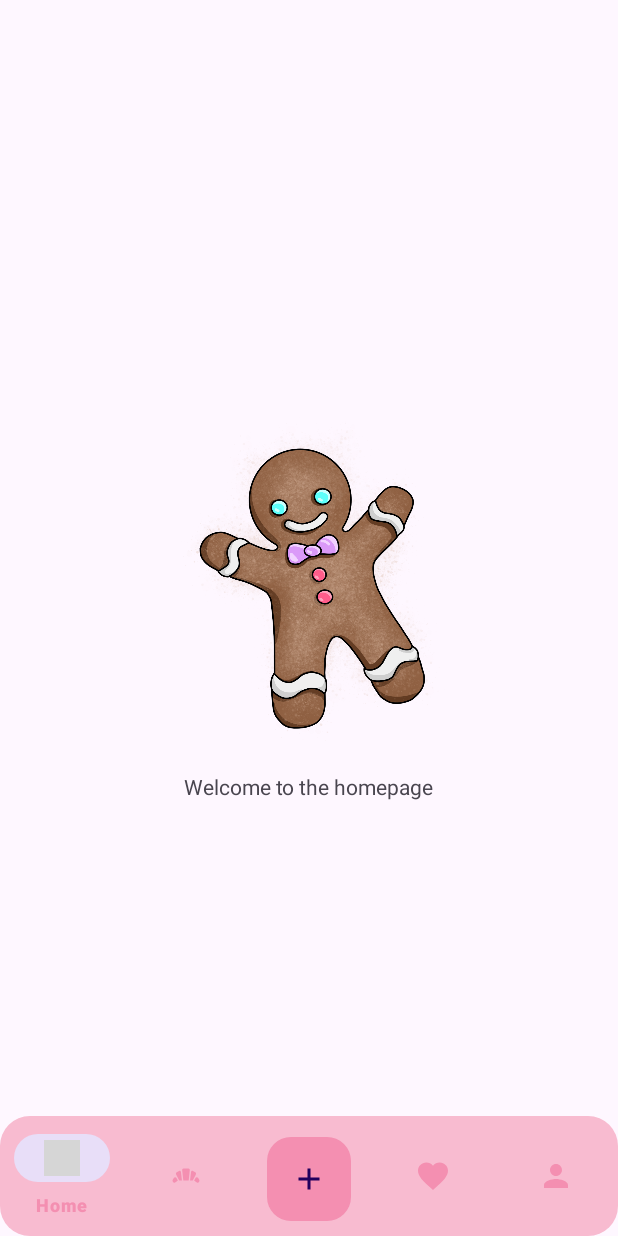
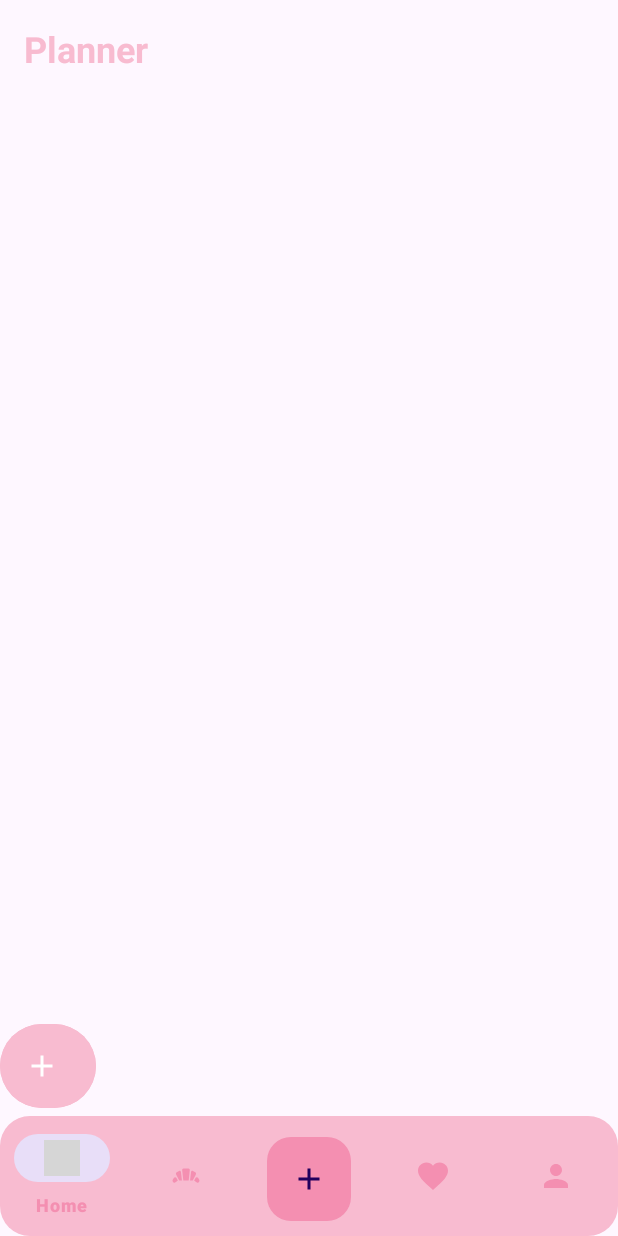
Before and after one commit to ErsekBeatriceAdrienne/Android_2024, an Android app: the screen it shows after launch (MainActivity), on a phone screen of 412 x 824 dp. Run offline under Robolectric (Android 15) with nearby library versions, the phone set to English and light mode, and no system bars; our stand-ins replace Room's generated code; grey boxes are pictures that could not be loaded.

Commit message:
labor 9 done

```diff
--- /dev/null
+++ b/android-project/app/src/main/java/com/tasty/recipesapp/adapters/TodoAdapter.kt
@@ -0,0 +1,64 @@
+package com.tasty.recipesapp.adapters
+
+import android.util.Log
+import android.view.LayoutInflater
+import android.view.View
+import android.view.ViewGroup
+import android.widget.CheckBox
+import android.widget.EditText
+import androidx.recyclerview.widget.RecyclerView
+import com.tasty.recipesapp.R
+
+class TodoAdapter(
+    private var todos: MutableList<String>,
+    private val onTodoUpdate: (String, Int) -> Unit,
+    private val onTodoComplete: (Int) -> Unit
+) : RecyclerView.Adapter<TodoAdapter.TodoViewHolder>() {
+
+    inner class TodoViewHolder(itemView: View) : RecyclerView.ViewHolder(itemView) {
+        private val editText: EditText = itemView.findViewById(R.id.editTextTodo)
+        private val checkBox: CheckBox = itemView.findViewById(R.id.checkBoxTodo)
+
+        fun bind(todo: String, position: Int) {
+            editText.setText(todo)
+            checkBox.isChecked = false
+
+            // Listen for focus changes on the EditText
+            editText.setOnFocusChangeListener { _, hasFocus ->
+                if (!hasFocus) {
+                    val updatedText = editText.text.toString()
+                    if (updatedText.isBlank()) {
+                        // Ha üres a todo, akkor nem frissítjük
+                        return@setOnFocusChangeListener
+                    }
+                    onTodoUpdate(updatedText, position)  // Update todo when focus is lost
+                }
+            }
+
+            // Listen for checkbox status changes
+            checkBox.setOnCheckedChangeListener { _, isChecked ->
+                if (isChecked) {
+                    onTodoComplete(position)  // Complete the todo if checked
+                }
+            }
+        }
+    }
+
+
+    override fun onCreateViewHolder(parent: ViewGroup, viewType: Int): TodoViewHolder {
+        val view = LayoutInflater.from(parent.context).inflate(R.layout.item_todo, parent, false)
+        return TodoViewHolder(view)
+    }
+
+    override fun onBindViewHolder(holder: TodoViewHolder, position: Int) {
+        holder.bind(todos[position], position)
+    }
+
+    override fun getItemCount(): Int = todos.size
+
+    // Update todos after changes
+    fun updateTodos(newTodos: List<String>) {
+        todos = newTodos.toMutableList()
+        notifyDataSetChanged()
+    }
+}
--- a/android-project/app/src/main/java/com/tasty/recipesapp/database/dao/RecipeDao.kt
+++ b/android-project/app/src/main/java/com/tasty/recipesapp/database/dao/RecipeDao.kt
@@ -4,6 +4,7 @@ import androidx.room.Dao
 import androidx.room.Delete
 import androidx.room.Insert
 import androidx.room.Query
+import androidx.room.Update
 import com.tasty.recipesapp.database.entities.RecipeEntity
 
 @Dao
@@ -19,6 +20,8 @@ interface RecipeDao
     suspend fun getRecipeCount(): Int
     @Query("DELETE FROM recipe WHERE internalId = :recipeID")
     suspend fun deleteRecipeById(recipeID: Int)
+    @Update
+    suspend fun update(recipe: RecipeEntity)
     @Delete
     suspend fun deleteRecipe(recipe: RecipeEntity)
 }
--- /dev/null
+++ b/android-project/app/src/main/java/com/tasty/recipesapp/models/home/HomeViewModel.kt
@@ -0,0 +1,56 @@
+package com.tasty.recipesapp.models.home
+
+import android.app.Application
+import android.util.Log
+import androidx.lifecycle.AndroidViewModel
+import androidx.lifecycle.MutableLiveData
+import androidx.lifecycle.viewModelScope
+import kotlinx.coroutines.launch
+import com.tasty.recipesapp.repository.TodoRepository
+import kotlinx.coroutines.Job
+import kotlinx.coroutines.delay
+
+class HomeViewModel(application: Application) : AndroidViewModel(application) {
+    private val todoRepository = TodoRepository(application)
+    val todos = MutableLiveData<List<String>>()
+
+    init {
+        loadTodos()
+    }
+
+    fun loadTodos() {
+        viewModelScope.launch {
+            todos.postValue(todoRepository.loadTodos())
+        }
+    }
+
+    // Új todo hozzáadása
+    fun addTodo(todoText: String) {
+        val todosList = todos.value?.toMutableList() ?: mutableListOf()
+        todosList.add(todoText)  // Add the new todo text
+        todos.value = todosList.toList()
+
+        // Persist to repository
+        todoRepository.addTodo(todoText)
+    }
+
+    // Todo frissítése
+    fun updateTodo(updatedText: String, position: Int) {
+        val todosList = todos.value?.toMutableList() ?: return
+        if (position in todosList.indices) {
+            todosList[position] = updatedText
+            todos.value = todosList.toList()
+        }
+        todoRepository.updateTodo(updatedText, position)
+    }
+
+    // Todo kijelölésének kezelése (complete)
+    fun completeTodo(position: Int) {
+        val todosList = todos.value?.toMutableList() ?: return
+        if (position in todosList.indices) {
+            todosList.removeAt(position)
+            todos.value = todosList
+        }
+        todoRepository.completeTodo(position)
+    }
+}
--- /dev/null
+++ b/android-project/app/src/main/java/com/tasty/recipesapp/models/home/HomeViewModelFactory.kt
@@ -0,0 +1,11 @@
+package com.tasty.recipesapp.models.home
+
+import android.app.Application
+import androidx.lifecycle.ViewModel
+import androidx.lifecycle.ViewModelProvider
+
+class HomeViewModelFactory(private val application: Application) : ViewModelProvider.Factory {
+    override fun <T : ViewModel> create(modelClass: Class<T>): T {
+        return HomeViewModel(application) as T
+    }
+}
--- a/android-project/app/src/main/java/com/tasty/recipesapp/repository/LocalRepository.kt
+++ b/android-project/app/src/main/java/com/tasty/recipesapp/repository/LocalRepository.kt
@@ -64,6 +64,10 @@ class LocalRepository(private val recipeDao: RecipeDao, private val favoriteDao:
         favoriteDao.addFavorite(favorite)
     }
 
+    suspend fun updateRecipe(recipe: RecipeModel) {
+        recipeDao.update(recipe.toEntity())
+    }
+
     suspend fun removeFavorite(recipeId: Long) {
         favoriteDao.removeFavoriteByRecipeId(recipeId)
     }
--- a/android-project/app/src/main/java/com/tasty/recipesapp/ui/addrecipe/AddNewRecipeFragment.kt
+++ b/android-project/app/src/main/java/com/tasty/recipesapp/ui/addrecipe/AddNewRecipeFragment.kt
@@ -180,7 +180,10 @@ class AddNewRecipeFragment : Fragment() {
 
         val thumbnailUrl = thumbnailUrlEditText.text.toString()
         val keywords = keywordsEditText.text.toString()
-        val isPublic = isPublicCheckbox.isChecked
+
+        var isPublic : Boolean = if (isPublicCheckbox.isChecked) true
+        else false
+
         val userEmail = userEmailEditText.text.toString()
         val originalVideoUrl = originalVideoUrlEditText.text.toString()
         val country = countryEditText.text.toString()
--- a/android-project/app/src/main/java/com/tasty/recipesapp/ui/home/HomeFragment.kt
+++ b/android-project/app/src/main/java/com/tasty/recipesapp/ui/home/HomeFragment.kt
@@ -1,24 +1,96 @@
 package com.tasty.recipesapp.ui.home
 
+import android.app.AlertDialog
 import android.os.Bundle
+import android.util.Log
 import androidx.fragment.app.Fragment
 import android.view.LayoutInflater
 import android.view.View
 import android.view.ViewGroup
+import android.widget.Button
+import android.widget.EditText
+import android.widget.Toast
+import androidx.lifecycle.ViewModelProvider
+import androidx.recyclerview.widget.LinearLayoutManager
+import androidx.recyclerview.widget.RecyclerView
 import com.tasty.recipesapp.R
+import com.tasty.recipesapp.adapters.TodoAdapter
+import com.tasty.recipesapp.models.home.HomeViewModel
+import com.tasty.recipesapp.models.home.HomeViewModelFactory
 
-class HomeFragment : Fragment()
-{
-    override fun onCreate(savedInstanceState: Bundle?)
-    {
-        super.onCreate(savedInstanceState)
-    }
+class HomeFragment : Fragment() {
+    private lateinit var todoAdapter: TodoAdapter
+    private lateinit var homeViewModel: HomeViewModel
 
     override fun onCreateView(
         inflater: LayoutInflater, container: ViewGroup?,
         savedInstanceState: Bundle?
     ): View? {
-        return inflater.inflate(R.layout.fragment_home, container, false)
+        val view = inflater.inflate(R.layout.fragment_home, container, false)
+
+        // ViewModel inicializálása
+        homeViewModel = ViewModelProvider(
+            this,
+            HomeViewModelFactory(requireActivity().application)
+        ).get(HomeViewModel::class.java)
+
+        // RecyclerView beállítása
+        val recyclerView = view.findViewById<RecyclerView>(R.id.recyclerViewTodo)
+        todoAdapter = TodoAdapter(
+            todos = homeViewModel.todos.value?.toMutableList() ?: mutableListOf(),
+            onTodoUpdate = { updatedText, position ->
+                homeViewModel.updateTodo(updatedText, position)
+            },
+            onTodoComplete = { position ->
+                homeViewModel.completeTodo(position)
+            }
+        )
+        recyclerView.layoutManager = LinearLayoutManager(requireContext())
+        recyclerView.adapter = todoAdapter
+
+        // Add Plan gomb kezelés
+        val addButton = view.findViewById<Button>(R.id.buttonAddPlan)
+        addButton.setOnClickListener {
+            val todos = homeViewModel.todos.value ?: emptyList()
+
+            // Ellenőrizzük, hogy van-e üres plan
+            if (todos.isNotEmpty() && todos.last().isBlank()) {
+                Toast.makeText(requireContext(), "Van már üres plan.", Toast.LENGTH_SHORT).show()
+            } else {
+                // Ha nincs üres plan, akkor új üres plan hozzáadása
+                showAddTodoDialog()
+            }
+        }
+
+        // LiveData figyelése
+        homeViewModel.todos.observe(viewLifecycleOwner) { todos ->
+            todoAdapter.updateTodos(todos)
+        }
+
+        return view
     }
 
+    // Dialog a plan szövegének megadásához
+    private fun showAddTodoDialog() {
+        val builder = AlertDialog.Builder(requireContext())
+        builder.setTitle("Új Plan")
+
+        // Létrehozzuk az EditTextet, ahol a felhasználó beírhatja a szöveget
+        val input = EditText(requireContext())
+        input.hint = "Írd be a plan szövegét"
+        builder.setView(input)
+
+        builder.setPositiveButton("OK") { _, _ ->
+            val todoText = input.text.toString()
+            if (todoText.isNotEmpty()) {
+                homeViewModel.addTodo(todoText)  // Add a new todo with the entered text
+            } else {
+                Toast.makeText(requireContext(), "Kérlek, adj meg egy szöveget!", Toast.LENGTH_SHORT).show()
+            }
+        }
+
+        builder.setNegativeButton("Cancel", null)
+
+        builder.show()
+    }
 }
--- a/android-project/app/src/main/java/com/tasty/recipesapp/ui/profile/ProfileFragment.kt
+++ b/android-project/app/src/main/java/com/tasty/recipesapp/ui/profile/ProfileFragment.kt
@@ -7,6 +7,7 @@ import android.view.ViewGroup
 import androidx.fragment.app.Fragment
 import androidx.fragment.app.viewModels
 import androidx.lifecycle.Observer
+import androidx.navigation.fragment.findNavController
 import androidx.recyclerview.widget.LinearLayoutManager
 import androidx.recyclerview.widget.RecyclerView
 import com.tasty.recipesapp.R
@@ -47,7 +48,10 @@ class ProfileFragment : Fragment() {
         binding.favoriteRecipesRecyclerView.layoutManager = LinearLayoutManager(requireContext())
 
         // Adapter inicializálása
-        profileAdapter = ProfileRecipeAdapter(emptyList())
+        profileAdapter = ProfileRecipeAdapter(emptyList()) { recipe ->
+            val action = ProfileFragmentDirections.actionProfileFragmentToRecipeDetailFragment(recipe.recipeID.toString())
+            findNavController().navigate(action)
+        }
         binding.favoriteRecipesRecyclerView.adapter = profileAdapter
 
         // Megfigyelő a receptek betöltésére
--- a/android-project/app/src/main/java/com/tasty/recipesapp/ui/recipe/RecipeDetailFragment.kt
+++ b/android-project/app/src/main/java/com/tasty/recipesapp/ui/recipe/RecipeDetailFragment.kt
@@ -12,12 +12,10 @@ import android.widget.TextView
 import androidx.fragment.app.Fragment
 import androidx.lifecycle.lifecycleScope
 import com.bumptech.glide.Glide
-import com.tasty.recipesapp.RecipeApp
 import com.tasty.recipesapp.database.RecipeDatabase
 import com.tasty.recipesapp.databinding.FragmentRecipeDetailBinding
 import com.tasty.recipesapp.models.recipe.RecipeModel
 import com.tasty.recipesapp.repository.LocalRepository
-import com.tasty.recipesapp.repository.RecipeRepository
 import kotlinx.coroutines.launch
 
 
--- /dev/null
+++ b/android-project/app/src/main/res/drawable/button_rounded.xml
@@ -0,0 +1,5 @@
+<!-- res/drawable/button_rounded_pink.xml -->
+<shape xmlns:android="http://schemas.android.com/apk/res/android">
+    <solid android:color="@color/unselected_icon_color" /> <!-- A háttér színe, rózsaszín -->
+    <corners android:radius="12dp" /> <!-- A sarkok lekerekítése -->
+</shape>
--- /dev/null
+++ b/android-project/app/src/main/res/drawable/edit_filled.xml
@@ -0,0 +1,5 @@
+<vector xmlns:android="http://schemas.android.com/apk/res/android" android:height="24dp" android:tint="#FFFFFF" android:viewportHeight="24" android:viewportWidth="24" android:width="24dp">
+
+    <path android:fillColor="@android:color/white" android:pathData="M3,17.25V21h3.75L17.81,9.94l-3.75,-3.75L3,17.25zM20.71,7.04c0.39,-0.39 0.39,-1.02 0,-1.41l-2.34,-2.34c-0.39,-0.39 -1.02,-0.39 -1.41,0l-1.83,1.83 3.75,3.75 1.83,-1.83z"/>
+
+</vector>
--- a/android-project/app/src/main/res/layout/fragment_home.xml
+++ b/android-project/app/src/main/res/layout/fragment_home.xml
@@ -1,26 +1,36 @@
-<?xml version="1.0" encoding="utf-8"?>
 <LinearLayout xmlns:android="http://schemas.android.com/apk/res/android"
-    xmlns:tools="http://schemas.android.com/tools"
     android:layout_width="match_parent"
     android:layout_height="match_parent"
-    android:orientation="vertical"
-    android:gravity="center"
-    tools:context=".ui.home.HomeFragment">
+    android:orientation="vertical">
 
-    <!-- Kép középre igazítva -->
-    <ImageView
-        android:id="@+id/icon"
-        android:layout_width="229dp"
-        android:layout_height="225dp"
-        android:layout_gravity="center"
-        android:src="@drawable/recipehub_icon" />
-
-    <!-- Szöveg az ImageView alatt középre igazítva -->
     <TextView
-        android:id="@+id/textView"
+        android:id="@+id/textViewRecipesTitle"
         android:layout_width="wrap_content"
         android:layout_height="wrap_content"
-        android:text="Welcome to the homepage"
-        android:layout_marginTop="16dp" /> <!-- Térköz hozzáadása a kép és a szöveg között -->
+        android:text="Planner"
+        android:textSize="24sp"
+        android:textStyle="bold"
+        android:layout_alignParentTop="true"
+        android:layout_margin="16dp"
+        android:textColor="@color/selected_icon_color" />
+
+    <androidx.recyclerview.widget.RecyclerView
+        android:id="@+id/recyclerViewTodo"
+        android:layout_width="match_parent"
+        android:layout_height="0dp"
+        android:layout_weight="1" />
+
+    <Button
+        android:id="@+id/buttonAddPlan"
+        android:layout_width="64dp"
+        android:layout_height="64dp"
+        android:layout_marginTop="8dp"
+        android:layout_marginBottom="65dp"
+        android:backgroundTint="@color/selected_icon_color"
+        android:drawableEnd="@drawable/add"
+        android:drawablePadding="16dp"
+        android:gravity="center"
+        android:textColor="@color/selected_icon_color"
+        android:src="@drawable/add" />
 
 </LinearLayout>
--- a/android-project/app/src/main/res/navigation/nav_graph.xml
+++ b/android-project/app/src/main/res/navigation/nav_graph.xml
@@ -14,7 +14,11 @@
         android:id="@+id/profileFragment"
         android:name="com.tasty.recipesapp.ui.profile.ProfileFragment"
         android:label="fragment_profile"
-        tools:layout="@layout/fragment_profile" />
+        tools:layout="@layout/fragment_profile" >
+        <action
+            android:id="@+id/action_profileFragment_to_recipeDetailFragment"
+            app:destination="@id/recipeDetailFragment" />
+    </fragment>
     <fragment
         android:id="@+id/recipeFragment"
         android:name="com.tasty.recipesapp.ui.recipe.RecipeFragment"
@@ -28,7 +32,7 @@
         android:id="@+id/recipeDetailFragment"
         android:name="com.tasty.recipesapp.ui.recipe.RecipeDetailFragment"
         android:label="fragment_recipe_detail"
-        tools:layout="@layout/fragment_recipe_detail" >
+        tools:layout="@layout/fragment_recipe_detail">
         <argument
             android:name="recipeId"
             app:argType="string" />
@@ -38,9 +42,9 @@
         android:name="com.tasty.recipesapp.ui.favorites.FavoritesFragment"
         android:label="fragment_favorites"
         tools:layout="@layout/fragment_favorites">
-    <action
-        android:id="@+id/action_favoritesFragment_to_recipeDetailsFragment"
-        app:destination="@id/recipeDetailFragment" />
+        <action
+            android:id="@+id/action_favoritesFragment_to_recipeDetailsFragment"
+            app:destination="@id/recipeDetailFragment" />
     </fragment>
     <fragment
         android:id="@+id/addNewRecipeFragment"
```
Also changed, not shown: android-project/app/src/main/java/com/tasty/recipesapp/adapters/ProfileRecipeAdapter.kt (+16 -2 lines), android-project/app/src/main/java/com/tasty/recipesapp/models/recipe/RecipeModel.kt (+12 -12 lines), android-project/app/src/main/java/com/tasty/recipesapp/repository/TodoRepository.kt (added, +39 -0 lines), android-project/app/src/main/res/layout/fragment_recipe_detail.xml (+11 -2 lines), android-project/app/src/main/res/layout/item_todo.xml (added, +35 -0 lines).
